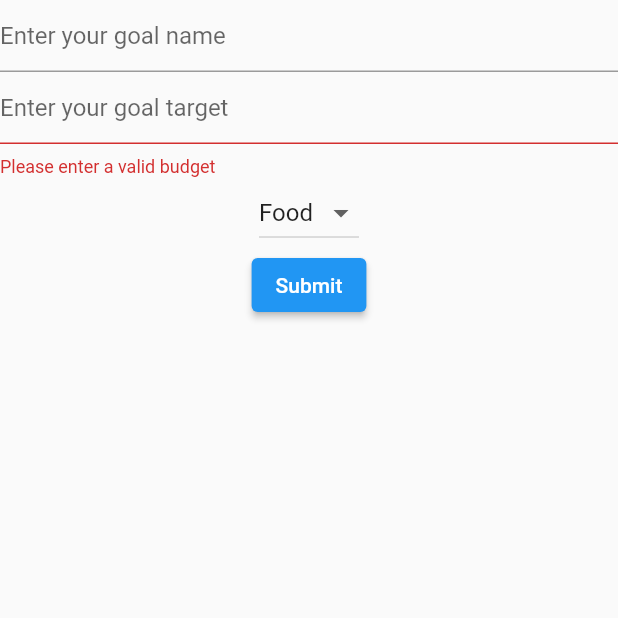
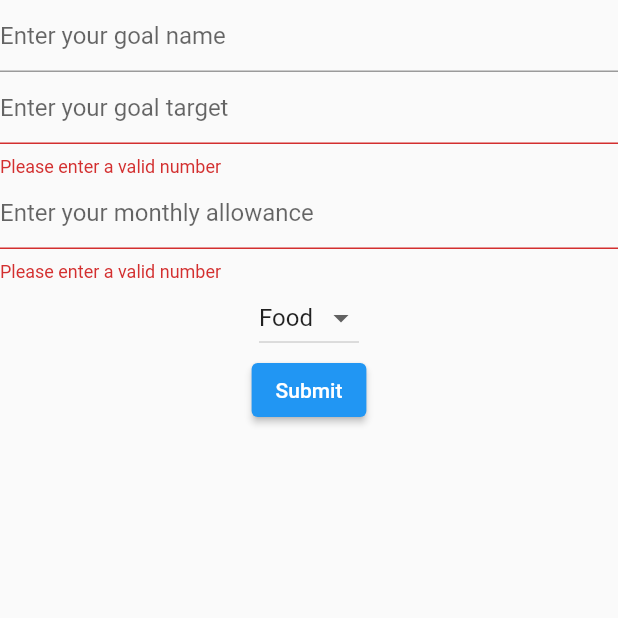
Before and after one commit to cezarmocanu/budgeto, a Flutter app: the GoalFormPage screen opened by its route, after a tap on "Submit", on a phone screen of 412 x 824 dp, the top half of it. Run offline on Flutter 3.47's test engine with Material 2 defaults, Android fonts, the phone set to English and light mode, and no system bars.

Commit message:
[0GovNbVE] Added allowance to goals

```diff
--- a/lib/main.dart
+++ b/lib/main.dart
@@ -17,18 +17,30 @@ class MyApp extends StatefulWidget {
 }
 
 class _State extends State<MyApp> {
-  List<Goal> _goals = [];
   List<Category> _categories = [
     Category('Food', IconData(57902, fontFamily: 'MaterialIcons')),
     Category('Travel', IconData(57453, fontFamily: 'MaterialIcons')),
     Category.withoutIcon('Bills')
   ];
+  List<Goal> _goals = [];
   double _planBudget = 999.9;
 
-  void handleFormSubmit(String title, int budget, Category category) {
+  void initState() {
     setState(() {
-      _planBudget -= budget;
-      _goals.add(Goal(title, budget, category));
+      _goals = [Goal('Fly to amsterdam', 1000, _categories[1], 250)];
+    });
+    super.initState();
+  }
+
+  void handleFormSubmit(
+    String title,
+    double budget,
+    Category category,
+    double allowance,
+  ) {
+    setState(() {
+      _planBudget -= allowance;
+      _goals.add(Goal(title, budget, category, allowance));
     });
   }
 
--- a/lib/models/goal.dart
+++ b/lib/models/goal.dart
@@ -2,8 +2,18 @@ import 'package:budgeto_flutter/models/category.dart';
 
 class Goal {
   String title = 'Default title';
-  int budget = 9999;
+  double budget = 0;
   Category category = Category.empty();
+  double allowance = 0;
+  double _collected = 0;
 
-  Goal(this.title, this.budget, this.category);
+  Goal(this.title, this.budget, this.category, this.allowance);
+
+  void fundBudget(double fund) {
+    _collected += fund;
+  }
+
+  double get collected {
+    return _collected;
+  }
 }
--- a/lib/pages/goal_form/goal_form_page.dart
+++ b/lib/pages/goal_form/goal_form_page.dart
@@ -6,17 +6,29 @@ class GoalFormPage extends StatefulWidget {
       {Key? key, required this.handleFormSubmit, required this.categories})
       : super(key: key);
 
-  final Function(String, int, Category) handleFormSubmit;
+  final Function(
+    String,
+    double,
+    Category,
+    double,
+  ) handleFormSubmit;
   final List<Category> categories;
 
   @override
   _State createState() => _State();
 }
 
+enum FormField { title, budget, allowance }
+
 class _State extends State<GoalFormPage> {
   final GlobalKey<FormState> _form = GlobalKey<FormState>();
-  final goalTitleController = TextEditingController();
-  final goalBudgetController = TextEditingController();
+
+  //TODO add reduce
+  final Map<FormField, dynamic> controller = {
+    FormField.title: TextEditingController(),
+    FormField.budget: TextEditingController(),
+    FormField.allowance: TextEditingController(),
+  };
   Category categoryDropdownValue = Category.empty();
 
   void initState() {
@@ -40,11 +52,42 @@ class _State extends State<GoalFormPage> {
             .toList());
   }
 
+  //TODO should move this to utils
+  Map<FormField, dynamic> getControllerValues(
+      Map<FormField, dynamic> controllerMap) {
+    var values = new Map<FormField, dynamic>();
+    values[FormField.title] = controllerMap[FormField.title].text;
+    values[FormField.budget] =
+        double.tryParse(controllerMap[FormField.budget].text);
+    values[FormField.allowance] =
+        double.tryParse(controllerMap[FormField.allowance].text);
+    return values;
+  }
+
   @override
   void dispose() {
-    goalTitleController.dispose();
-    goalBudgetController.dispose();
+    controller.forEach((key, value) {
+      value.dispose();
+    });
     super.dispose();
+  }
+
+  String? doubleValidator(String? value) {
+    var budget = double.tryParse(value ?? '');
+
+    if (budget == null) {
+      return 'Please enter a valid number';
+    }
+
+    if (budget < 0) {
+      return 'Cannot have negative value';
+    }
+
+    if (budget == 0) {
+      return 'Cannot have 0 value';
+    }
+
+    return null;
   }
 
   @override
@@ -58,38 +101,34 @@ class _State extends State<GoalFormPage> {
               decoration: const InputDecoration(
                 hintText: 'Enter your goal name',
               ),
-              controller: goalTitleController,
+              controller: controller[FormField.title],
             ),
             TextFormField(
               decoration: const InputDecoration(
                 hintText: 'Enter your goal target',
               ),
-              validator: (String? value) {
-                var budget = double.tryParse(value ?? '');
-
-                if (budget == null) {
-                  return 'Please enter a valid budget';
-                }
-
-                if (budget < 0) {
-                  return 'Cannot have negative budget';
-                }
-
-                if (budget == 0) {
-                  return 'Cannot have 0 budget';
-                }
-
-                return null;
-              },
-              controller: goalBudgetController,
+              validator: doubleValidator,
+              controller: controller[FormField.budget],
+            ),
+            TextFormField(
+              decoration: const InputDecoration(
+                hintText: 'Enter your monthly allowance',
+              ),
+              validator: doubleValidator,
+              controller: controller[FormField.allowance],
             ),
             renderDropdownMenu(),
             ElevatedButton(
               onPressed: () {
                 if (_form.currentState!.validate()) {
-                  var title = goalTitleController.text;
-                  var budget = int.parse(goalBudgetController.text);
-                  widget.handleFormSubmit(title, budget, categoryDropdownValue);
+                  var values = getControllerValues(controller);
+
+                  widget.handleFormSubmit(
+                    values[FormField.title],
+                    values[FormField.budget],
+                    categoryDropdownValue,
+                    values[FormField.allowance],
+                  );
                   Navigator.pushNamed(context, '/');
                 }
               },
```
Also changed, not shown: lib/pages/dashboard/dashboard_page.dart (+14 -2 lines).
